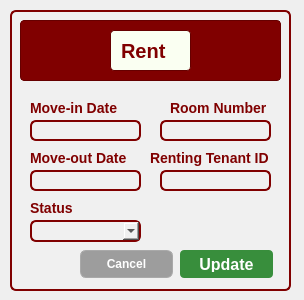
Above: CCC151-Group--BH-Management-System/UI_Files/EditRent.ui from Kris2103/CCC151-Group--BH-Management-System before the change. Below: the same form after it.
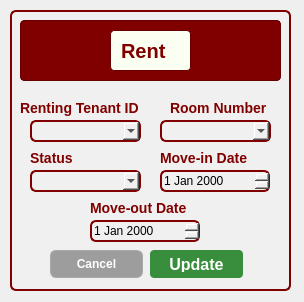
That is the form after the change.

What changed in the file:
```diff
--- a/CCC151-Group--BH-Management-System/UI_Files/EditRent.ui
+++ b/CCC151-Group--BH-Management-System/UI_Files/EditRent.ui
@@ -7,7 +7,7 @@
     <x>0</x>
     <y>0</y>
     <width>304</width>
-    <height>300</height>
+    <height>302</height>
    </rect>
   </property>
   <property name="windowTitle">
@@ -87,42 +87,10 @@
      </property>
     </widget>
    </widget>
-   <widget class="QLineEdit" name="RoomNumberLineEdit">
-    <property name="geometry">
-     <rect>
-      <x>150</x>
-      <y>110</y>
-      <width>111</width>
-      <height>21</height>
-     </rect>
-    </property>
-   </widget>
-   <widget class="QLabel" name="label_3">
-    <property name="geometry">
-     <rect>
-      <x>160</x>
-      <y>90</y>
-      <width>101</width>
-      <height>16</height>
-     </rect>
-    </property>
-    <property name="styleSheet">
-     <string notr="true">background: none;
-    border: none;
-    color: #800000;
-    font-family: 'Cal Sans', sans-serif;
-    font-weight: 700;
-    font-style: normal;
-    font-size: 14px;</string>
-    </property>
-    <property name="text">
-     <string>Room Number</string>
-    </property>
-   </widget>
    <widget class="QPushButton" name="UpdatepushButton">
     <property name="geometry">
      <rect>
-      <x>170</x>
+      <x>140</x>
       <y>240</y>
       <width>93</width>
       <height>28</height>
@@ -146,7 +114,7 @@
    <widget class="QPushButton" name="CancelpushButton">
     <property name="geometry">
      <rect>
-      <x>70</x>
+      <x>40</x>
       <y>240</y>
       <width>93</width>
       <height>28</height>
@@ -166,21 +134,85 @@
      <string>Cancel</string>
     </property>
    </widget>
-   <widget class="QLineEdit" name="RentingTenantIDLineEdit">
+   <widget class="QComboBox" name="MoveStatuscomboBox">
     <property name="geometry">
      <rect>
+      <x>20</x>
+      <y>160</y>
+      <width>111</width>
+      <height>22</height>
+     </rect>
+    </property>
+   </widget>
+   <widget class="QDateEdit" name="MoveInDateEdit">
+    <property name="geometry">
+     <rect>
       <x>150</x>
       <y>160</y>
+      <width>110</width>
+      <height>22</height>
+     </rect>
+    </property>
+   </widget>
+   <widget class="QLabel" name="label_10">
+    <property name="geometry">
+     <rect>
+      <x>20</x>
+      <y>140</y>
       <width>111</width>
-      <height>21</height>
+      <height>16</height>
      </rect>
+    </property>
+    <property name="styleSheet">
+     <string notr="true">background: none;
+    border: none;
+    color: #800000;
+    font-family: 'Cal Sans', sans-serif;
+    font-weight: 700;
+    font-style: normal;
+    font-size: 14px;</string>
+    </property>
+    <property name="text">
+     <string>Status</string>
+    </property>
+   </widget>
+   <widget class="QComboBox" name="RentingTenantIDComboBox">
+    <property name="geometry">
+     <rect>
+      <x>20</x>
+      <y>110</y>
+      <width>111</width>
+      <height>22</height>
+     </rect>
+    </property>
+   </widget>
+   <widget class="QLabel" name="label_5">
+    <property name="geometry">
+     <rect>
+      <x>150</x>
+      <y>140</y>
+      <width>111</width>
+      <height>16</height>
+     </rect>
+    </property>
+    <property name="styleSheet">
+     <string notr="true">background: none;
+    border: none;
+    color: #800000;
+    font-family: 'Cal Sans', sans-serif;
+    font-weight: 700;
+    font-style: normal;
+    font-size: 14px;</string>
+    </property>
+    <property name="text">
+     <string>Move-in Date</string>
     </property>
    </widget>
    <widget class="QLabel" name="label_4">
     <property name="geometry">
      <rect>
-      <x>140</x>
-      <y>140</y>
+      <x>10</x>
+      <y>90</y>
       <width>131</width>
       <height>16</height>
      </rect>
@@ -198,44 +230,22 @@
      <string>Renting Tenant ID</string>
     </property>
    </widget>
-   <widget class="QLabel" name="label_5">
+   <widget class="QComboBox" name="RoomNumberComboBox">
     <property name="geometry">
      <rect>
-      <x>20</x>
-      <y>90</y>
-      <width>111</width>
-      <height>16</height>
-     </rect>
-    </property>
-    <property name="styleSheet">
-     <string notr="true">background: none;
-    border: none;
-    color: #800000;
-    font-family: 'Cal Sans', sans-serif;
-    font-weight: 700;
-    font-style: normal;
-    font-size: 14px;</string>
-    </property>
-    <property name="text">
-     <string>Move-in Date</string>
-    </property>
-   </widget>
-   <widget class="QLineEdit" name="MoveInDateLineEdit">
-    <property name="geometry">
-     <rect>
-      <x>20</x>
+      <x>150</x>
       <y>110</y>
       <width>111</width>
-      <height>21</height>
+      <height>22</height>
      </rect>
     </property>
    </widget>
-   <widget class="QLabel" name="label_10">
+   <widget class="QLabel" name="label_3">
     <property name="geometry">
      <rect>
-      <x>20</x>
-      <y>190</y>
-      <width>111</width>
+      <x>160</x>
+      <y>90</y>
+      <width>101</width>
       <height>16</height>
      </rect>
     </property>
@@ -249,34 +259,24 @@
     font-size: 14px;</string>
     </property>
     <property name="text">
-     <string>Status</string>
+     <string>Room Number</string>
     </property>
    </widget>
-   <widget class="QComboBox" name="MoveStatuscomboBox">
+   <widget class="QDateEdit" name="MoveOutDateEdit">
     <property name="geometry">
      <rect>
-      <x>20</x>
+      <x>80</x>
       <y>210</y>
-      <width>111</width>
+      <width>110</width>
       <height>22</height>
      </rect>
     </property>
    </widget>
-   <widget class="QLineEdit" name="MoveInDateLineEdit_2">
-    <property name="geometry">
-     <rect>
-      <x>20</x>
-      <y>160</y>
-      <width>111</width>
-      <height>21</height>
-     </rect>
-    </property>
-   </widget>
    <widget class="QLabel" name="label_6">
     <property name="geometry">
      <rect>
-      <x>20</x>
-      <y>140</y>
+      <x>80</x>
+      <y>190</y>
       <width>111</width>
       <height>16</height>
      </rect>
```
